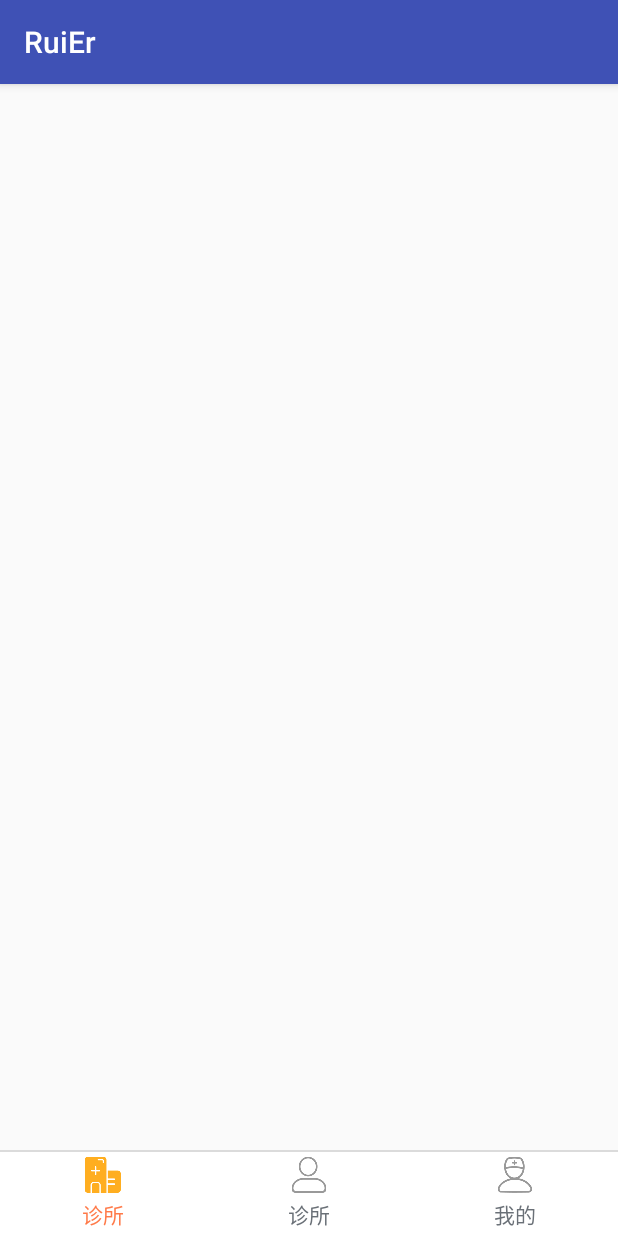
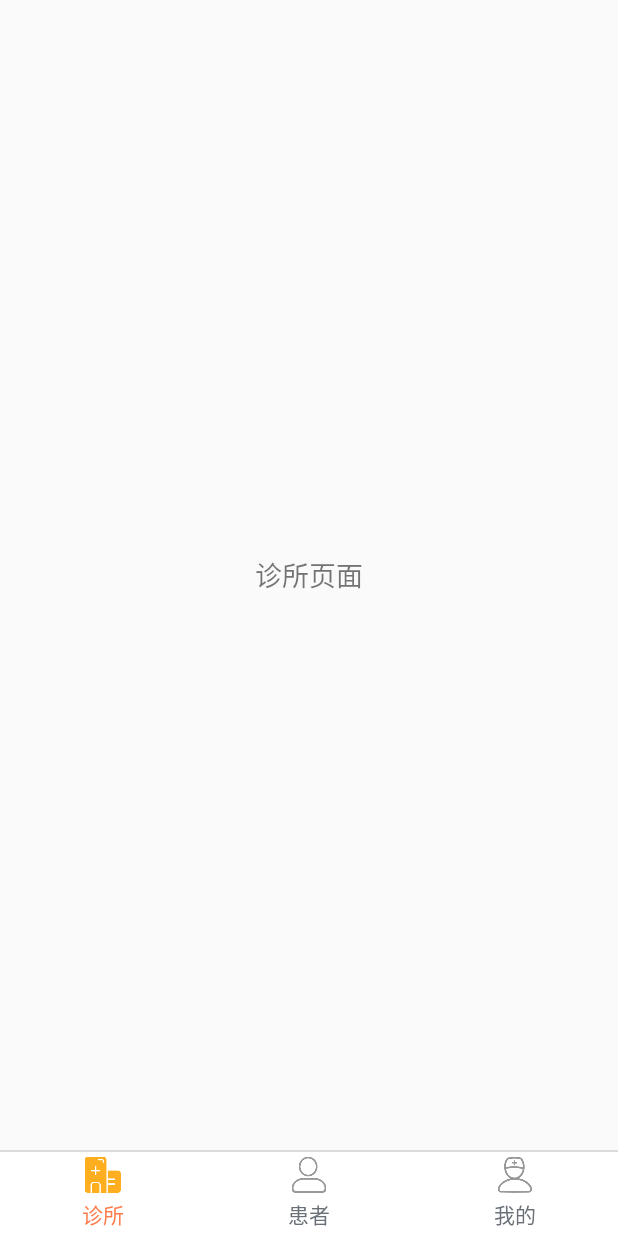
Before and after one commit to marmot1212/RuiEr, an Android app: the screen it shows after launch (MainActivity), after a tap on "诊所", on a phone screen of 412 x 824 dp. Run offline under Robolectric (Android 15) with nearby library versions, the phone set to English and light mode, and no system bars.

Commit message:
（1）搭建UI框架，诊所，病患，我的 （2）底部tab监听事件 （3）去掉标题栏

```diff
--- a/app/build.gradle
+++ b/app/build.gradle
@@ -29,4 +29,7 @@ dependencies {
     implementation 'com.android.support:appcompat-v7:24.2.1'
     implementation 'com.android.support:design:24.2.1'
     implementation 'com.android.support:support-v4:24.2.1'
+    // butterknife
+    annotationProcessor 'com.jakewharton:butterknife-compiler:8.0.1'
+    implementation 'com.jakewharton:butterknife:8.0.1'
 }
--- a/app/src/main/AndroidManifest.xml
+++ b/app/src/main/AndroidManifest.xml
@@ -7,8 +7,8 @@
         android:icon="@mipmap/ic_launcher"
         android:label="@string/app_name"
         android:supportsRtl="true"
-        android:theme="@style/AppTheme">
-        <activity android:name=".MainActivity">
+        android:theme="@style/Theme.AppCompat.Light.NoActionBar">
+        <activity android:name=".home.activity.MainActivity">
             <intent-filter>
                 <action android:name="android.intent.action.MAIN" />
 
--- a/app/src/main/java/com/example/fox28/ruier/MainActivity.java
+++ /dev/null
@@ -1,18 +0,0 @@
-package com.example.fox28.ruier;
-
-import android.support.v7.app.AppCompatActivity;
-import android.os.Bundle;
-import android.view.View;
-
-public class MainActivity extends AppCompatActivity {
-
-    @Override
-    protected void onCreate(Bundle savedInstanceState) {
-        super.onCreate(savedInstanceState);
-        setContentView(R.layout.activity_main);
-    }
-
-    public void onClick(View view) {
-
-    }
-}
--- /dev/null
+++ b/app/src/main/java/com/example/fox28/ruier/home/activity/MainActivity.java
@@ -0,0 +1,84 @@
+package com.example.fox28.ruier.home.activity;
+
+import android.os.Bundle;
+import android.support.v4.app.Fragment;
+import android.support.v4.app.FragmentTransaction;
+import android.support.v7.app.AppCompatActivity;
+import android.view.View;
+
+import com.example.fox28.ruier.R;
+import com.example.fox28.ruier.home.fragment.HomeFragment;
+import com.example.fox28.ruier.home.fragment.MineFragment;
+import com.example.fox28.ruier.patient.fragment.PatientFragment;
+
+
+public class MainActivity extends AppCompatActivity {
+
+    private Fragment[] mFragments;      // fragment数组
+    private int mCurrentIndex;          // Fragment索引，当前下标
+    private int mTargetIndex;           // Fragment索引，目标下标
+
+    @Override
+    protected void onCreate(Bundle savedInstanceState) {
+        super.onCreate(savedInstanceState);
+        setContentView(R.layout.activity_main);
+        initFragment();
+    }
+
+    private void initFragment() {
+        mFragments = new Fragment[3];
+        HomeFragment homeFragment = new HomeFragment();
+        mFragments[0] = homeFragment;
+        PatientFragment patientFragment = new PatientFragment();
+        mFragments[1] = patientFragment;
+        MineFragment mineFragment = new MineFragment();
+        mFragments[2] = mineFragment;
+
+        //初始化Fragment
+        getSupportFragmentManager().beginTransaction()
+                .add(R.id.fragment_container, mFragments[0])
+                .add(R.id.fragment_container, mFragments[1])
+                .add(R.id.fragment_container, mFragments[2])
+                .hide(mFragments[2])
+                .hide(mFragments[1])
+                .show(mFragments[0])
+                .commit();
+    }
+
+    /**
+     * 底部按钮的监听事件
+     * @param view
+     */
+    public void onClick(View view) {
+        switch (view.getId()) {
+            case R.id.rb_clinic:
+                mTargetIndex = 0;
+                break;
+            case R.id.rb_patient:
+                mTargetIndex = 1;
+                break;
+            case R.id.rb_mine:
+                mTargetIndex = 2;
+                break;
+        }
+        updateFragment();
+    }
+
+    /**
+     * 切换fragment
+     */
+    private void updateFragment() {
+        if (mCurrentIndex != mTargetIndex) { // 页面发生变化
+            FragmentTransaction transaction = getSupportFragmentManager().beginTransaction();
+            // 隐藏当前页
+            transaction.hide(mFragments[mCurrentIndex]);
+            // 显示目标页
+            if (!mFragments[mTargetIndex].isAdded()) {
+                transaction.add(R.id.fragment_container, mFragments[mTargetIndex]);
+            }
+            transaction.show(mFragments[mTargetIndex]).commit();
+            // 更新fragment索引
+            mCurrentIndex = mTargetIndex;
+        }
+    }
+}
--- /dev/null
+++ b/app/src/main/java/com/example/fox28/ruier/home/fragment/HomeFragment.java
@@ -0,0 +1,34 @@
+package com.example.fox28.ruier.home.fragment;
+
+
+import android.os.Bundle;
+import android.support.v4.app.Fragment;
+import android.view.LayoutInflater;
+import android.view.View;
+import android.view.ViewGroup;
+import android.widget.TextView;
+
+import com.example.fox28.ruier.R;
+
+/**
+ * A simple {@link Fragment} subclass.
+ */
+public class HomeFragment extends Fragment {
+
+
+    public HomeFragment() {
+        // Required empty public constructor
+    }
+
+
+    @Override
+    public View onCreateView(LayoutInflater inflater, ViewGroup container,
+                             Bundle savedInstanceState) {
+        // Inflate the layout for this fragment
+        View view = inflater.inflate(R.layout.fragment_blank, container, false);
+        TextView tvShow = (TextView) view.findViewById(R.id.tv_show);
+        tvShow.setText("诊所页面");
+        return view;
+    }
+
+}
--- /dev/null
+++ b/app/src/main/java/com/example/fox28/ruier/home/fragment/MineFragment.java
@@ -0,0 +1,34 @@
+package com.example.fox28.ruier.home.fragment;
+
+
+import android.os.Bundle;
+import android.support.v4.app.Fragment;
+import android.view.LayoutInflater;
+import android.view.View;
+import android.view.ViewGroup;
+import android.widget.TextView;
+
+import com.example.fox28.ruier.R;
+
+/**
+ * A simple {@link Fragment} subclass.
+ */
+public class MineFragment extends Fragment {
+
+
+    public MineFragment() {
+        // Required empty public constructor
+    }
+
+
+    @Override
+    public View onCreateView(LayoutInflater inflater, ViewGroup container,
+                             Bundle savedInstanceState) {
+        // Inflate the layout for this fragment
+        View view = inflater.inflate(R.layout.fragment_blank, container, false);
+        TextView tvShow = (TextView) view.findViewById(R.id.tv_show);
+        tvShow.setText("我的页面");
+        return view;
+    }
+
+}
--- /dev/null
+++ b/app/src/main/java/com/example/fox28/ruier/patient/fragment/PatientFragment.java
@@ -0,0 +1,30 @@
+package com.example.fox28.ruier.patient.fragment;
+
+
+import android.os.Bundle;
+import android.support.v4.app.Fragment;
+import android.view.LayoutInflater;
+import android.view.View;
+import android.view.ViewGroup;
+
+import com.example.fox28.ruier.R;
+
+/**
+ * A simple {@link Fragment} subclass.
+ */
+public class PatientFragment extends Fragment {
+
+
+    public PatientFragment() {
+        // Required empty public constructor
+    }
+
+
+    @Override
+    public View onCreateView(LayoutInflater inflater, ViewGroup container,
+                             Bundle savedInstanceState) {
+        // Inflate the layout for this fragment
+        return inflater.inflate(R.layout.p_fragment_patient, container, false);
+    }
+
+}
--- a/app/src/main/res/layout/activity_main.xml
+++ b/app/src/main/res/layout/activity_main.xml
@@ -5,7 +5,7 @@
     android:layout_width="match_parent"
     android:layout_height="match_parent"
     android:orientation="vertical"
-    tools:context="com.example.fox28.ruier.MainActivity">
+    tools:context="com.example.fox28.ruier.home.activity.MainActivity">
 
     <FrameLayout
         android:id="@+id/fragment_container"
@@ -38,7 +38,7 @@
             android:id="@+id/rb_patient"
             style="@style/main_tab_btn"
             android:drawableTop="@drawable/p_selector_rb_patient"
-            android:text="诊所"
+            android:text="患者"
             android:textColor="@drawable/p_selector_rb_text" />
         <RadioButton
             android:id="@+id/rb_mine"
--- /dev/null
+++ b/app/src/main/res/layout/fragment_blank.xml
@@ -0,0 +1,16 @@
+<?xml version="1.0" encoding="utf-8"?>
+<FrameLayout xmlns:android="http://schemas.android.com/apk/res/android"
+    xmlns:tools="http://schemas.android.com/tools"
+    android:layout_width="match_parent"
+    android:layout_height="match_parent"
+    tools:context=".home.fragment.HomeFragment">
+
+    <TextView
+        android:id="@+id/tv_show"
+        android:layout_width="wrap_content"
+        android:layout_height="wrap_content"
+        android:layout_gravity="center"
+        android:textSize="18sp"
+        />
+
+</FrameLayout>
```
Also changed, not shown: app/src/main/res/layout/p_fragment_patient.xml (added, +17 -0 lines).
